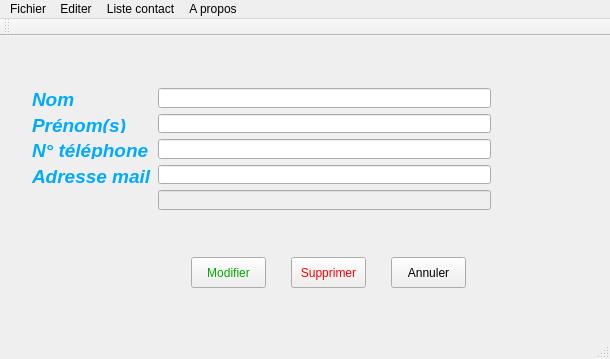
Old version of the form contact/mainwindow.ui in the repository watmeto/ContactManager.
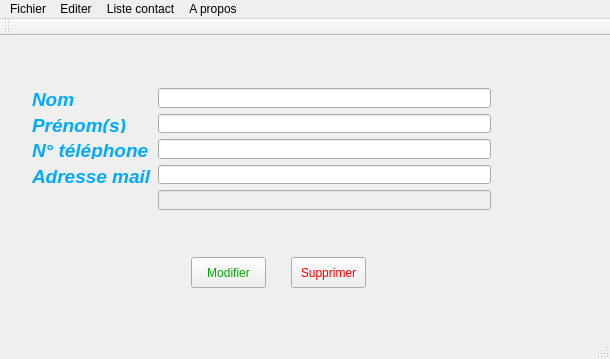
New version of the form. Icons and pictures are not drawn.

What changed in the file:
```diff
--- a/contact/mainwindow.ui
+++ b/contact/mainwindow.ui
@@ -139,24 +139,7 @@
         <property name="currentIndex">
          <number>0</number>
         </property>
-        <widget class="QWidget" name="page_4">
-         <widget class="QPushButton" name="pushButton_5">
-          <property name="geometry">
-           <rect>
-            <x>30</x>
-            <y>100</y>
-            <width>75</width>
-            <height>31</height>
-           </rect>
-          </property>
-          <property name="styleSheet">
-           <string notr="true">color: rgb(0, 0, 0);</string>
-          </property>
-          <property name="text">
-           <string>Annuler</string>
-          </property>
-         </widget>
-        </widget>
+        <widget class="QWidget" name="page_4"/>
         <widget class="QWidget" name="page_5">
          <widget class="QPlainTextEdit" name="plainTextEdit_3">
           <property name="geometry">
```
Left out of the diff: 9 changed lines with no effect on the pictures.
